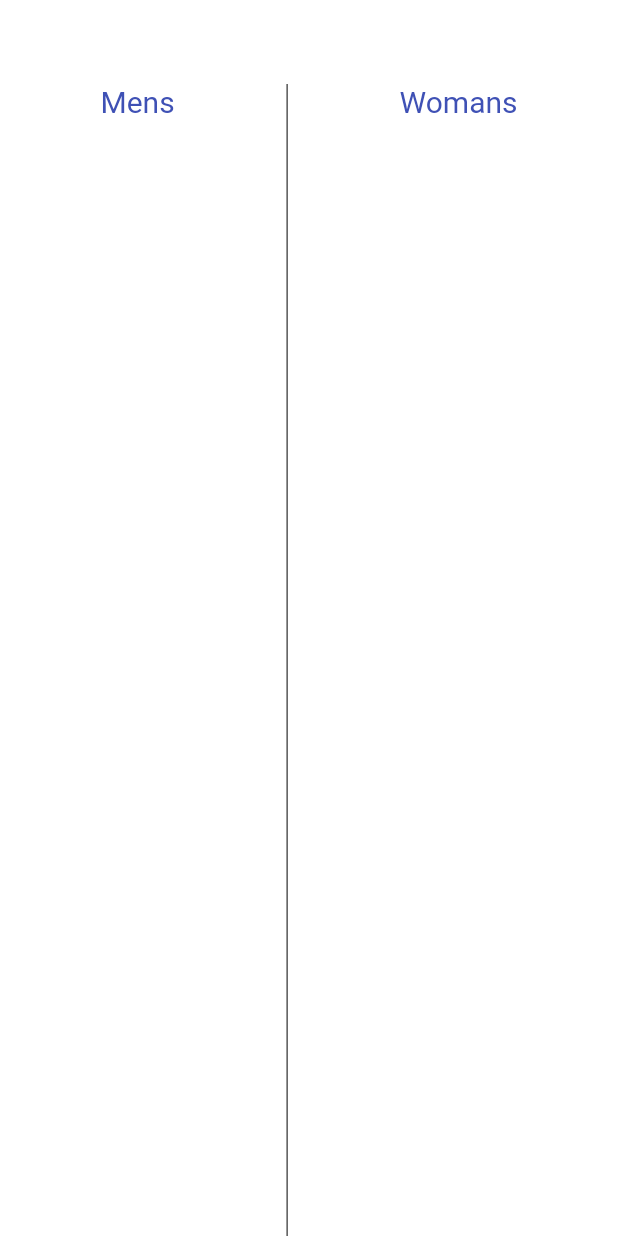
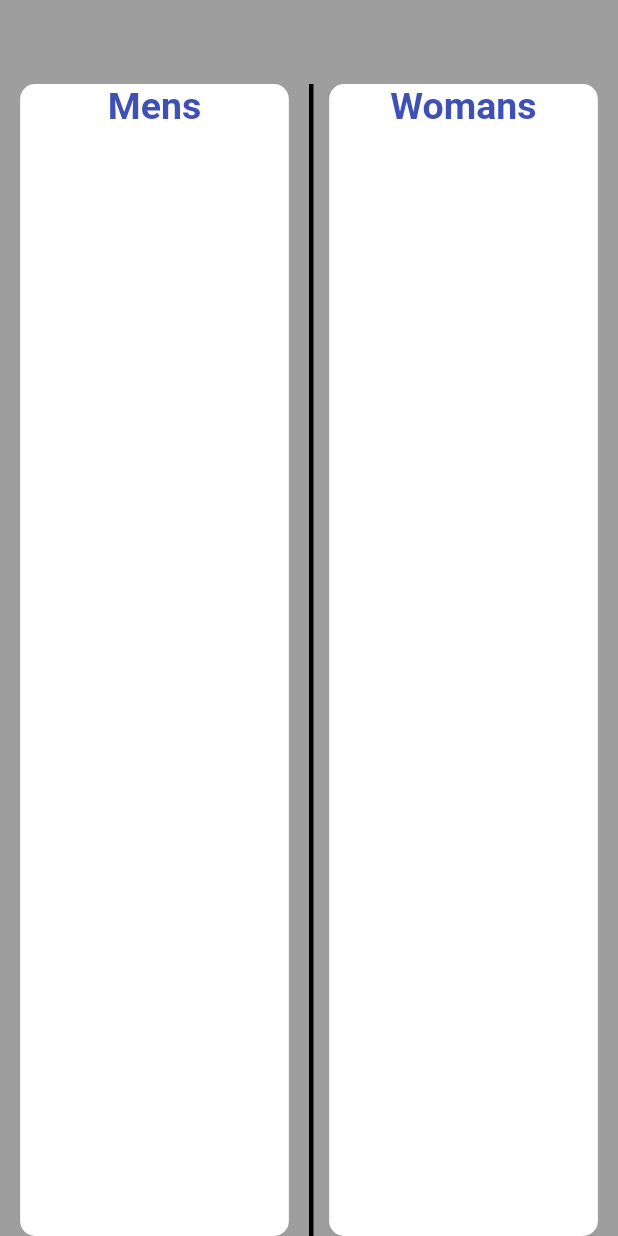
Before and after one commit to iseruuuuu/couple_money_app, a Flutter app: the screen it shows after launch, on a phone screen of 412 x 824 dp. Run offline on Flutter 3.47's test engine with Material 2 defaults, Android fonts, the phone set to English and light mode, and no system bars; our stand-ins replace freezed_annotation, state_notifier; missing offline and left inert: flutter_state_notifier.

Commit message:
add: make containaer item

```diff
--- a/lib/component/mens_list_item.dart
+++ b/lib/component/mens_list_item.dart
@@ -5,17 +5,28 @@ class MensListItem extends StatelessWidget {
 
   @override
   Widget build(BuildContext context) {
-    return Column(
+    return SafeArea(
+      child: Container(
+        width: MediaQuery.of(context).size.width / 2.3,
+        height: double.infinity,
+        decoration: BoxDecoration(
+          color: Colors.white,
+          borderRadius: BorderRadius.circular(10),
+        ),
+        child: Column(
           // ignore: prefer_const_literals_to_create_immutables
           children: [
             const Text(
               'Mens',
               style: TextStyle(
                   color: Colors.indigo,
-            fontSize: 20,
+                  fontSize: 25,
+                  fontWeight: FontWeight.bold
               ),
             ),
           ],
+        ),
+      ),
     );
   }
 }
--- a/lib/component/womans_list_item.dart
+++ b/lib/component/womans_list_item.dart
@@ -5,17 +5,28 @@ class WomansListItem extends StatelessWidget {
 
   @override
   Widget build(BuildContext context) {
-    return Column(
+    return SafeArea(
+      child: Container(
+        width: MediaQuery.of(context).size.width / 2.3,
+        height: double.infinity,
+        decoration: BoxDecoration(
+          color: Colors.white,
+          borderRadius: BorderRadius.circular(10),
+        ),
+        child: Column(
           // ignore: prefer_const_literals_to_create_immutables
           children: [
             const Text(
               'Womans',
               style: TextStyle(
                   color: Colors.indigo,
-            fontSize: 20,
+                  fontSize: 25,
+                  fontWeight: FontWeight.bold
               ),
             ),
           ],
+        ),
+      ),
     );
   }
 }
--- a/lib/home/home_screen.dart
+++ b/lib/home/home_screen.dart
@@ -18,18 +18,19 @@ class HomeScreen extends StatelessWidget {
         return Scaffold(
           appBar: AppBar(
             elevation: 0,
-            backgroundColor: Colors.white,
+            backgroundColor: Colors.grey,
           ),
-          backgroundColor: Colors.white,
+          backgroundColor: Colors.grey,
           body: Row(
             mainAxisAlignment: MainAxisAlignment.spaceEvenly,
             children: [
               MensListItem(),
-
              SizedBox(
+               width: 0,
                height: MediaQuery.of(context).size.height,
                child: const VerticalDivider(
                  color: Colors.black,
+                 thickness: 3,
                ),
              ),
               WomansListItem(),
```
Lines whose indentation alone changed are shown as unchanged.
